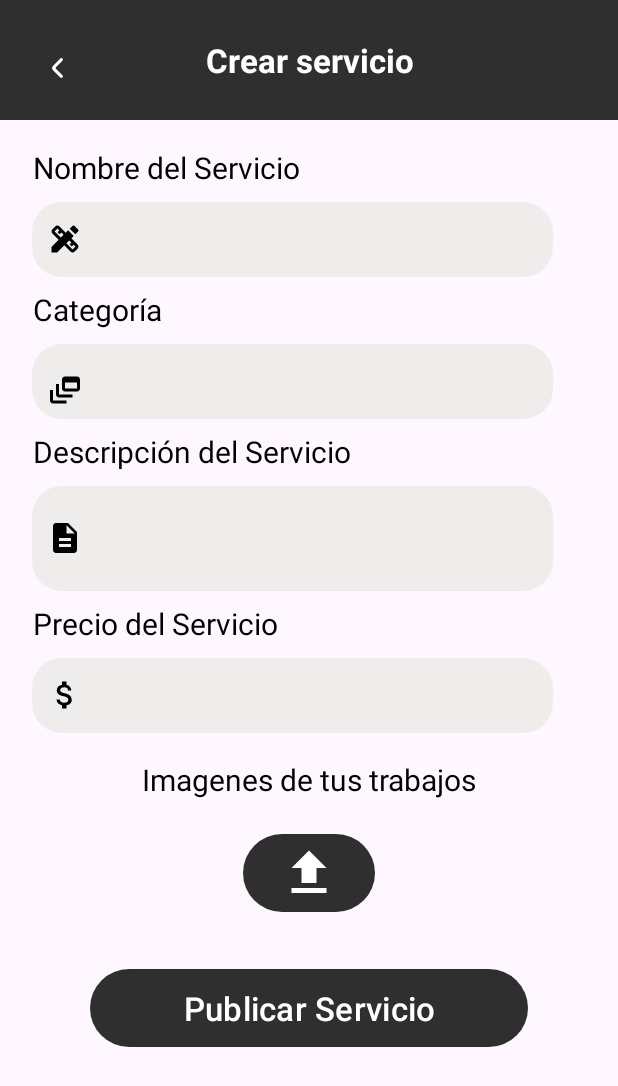
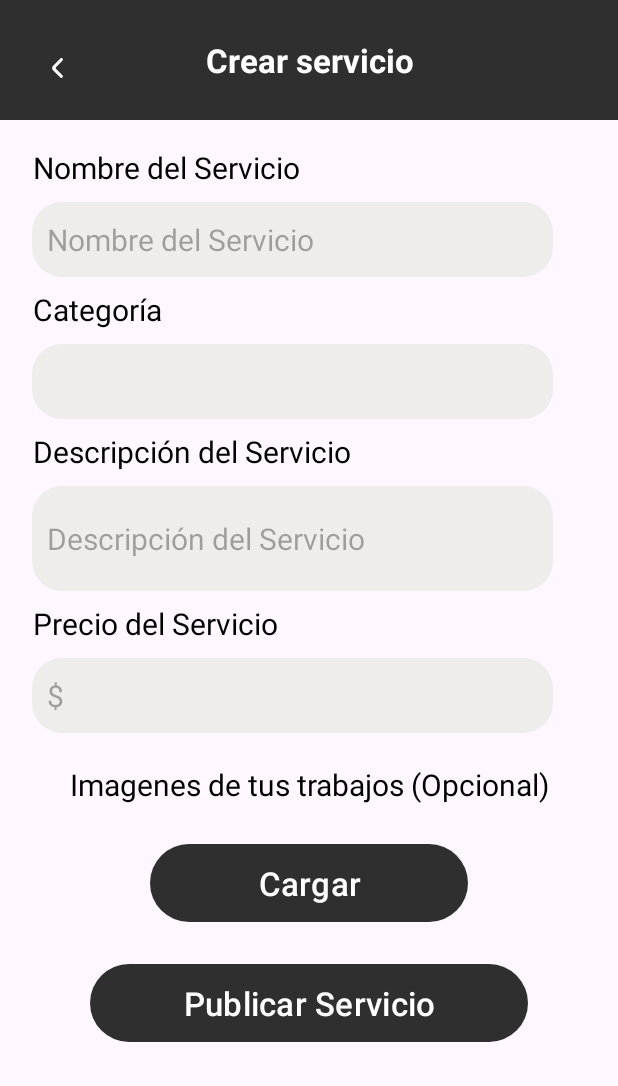
Before and after one commit to Jotafonkas/Proyecto-Fixit-Final, an Android app: the CreateServicesSpecialist screen opened directly, with no data from a screen before it, on a phone screen of 412 x 824 dp. Shown: the top 1086 px of the screen. Run offline under Robolectric (Android 15) with nearby library versions, the phone set to English and light mode, and no system bars; our stand-ins replace Firebase (no records; nobody signed in at launch, a user with empty details on screens opened directly).

Commit message:
Revert "Validaciones en registro, perfil, y en el crear servicios,detalles esteticos"
This reverts commit 4ac1530a9c0f947a43af46fdd909f55894a1ceb6.

```diff
--- a/app/src/main/res/drawable/ic_addimage.xml
+++ /dev/null
@@ -1,5 +0,0 @@
-<vector xmlns:android="http://schemas.android.com/apk/res/android" android:height="24dp" android:tint="#FFFFFF" android:viewportHeight="24" android:viewportWidth="24" android:width="24dp">
-
-    <path android:fillColor="@android:color/white" android:pathData="M19,7v2.99s-1.99,0.01 -2,0L17,7h-3s0.01,-1.99 0,-2h3L17,2h2v3h3v2h-3zM16,11L16,8h-3L13,5L5,5c-1.1,0 -2,0.9 -2,2v12c0,1.1 0.9,2 2,2h12c1.1,0 2,-0.9 2,-2v-8h-3zM5,19l3,-4 2,3 3,-4 4,5L5,19z"/>
-
-</vector>
--- a/app/src/main/res/drawable/ic_category.xml
+++ /dev/null
@@ -1,9 +0,0 @@
-<vector xmlns:android="http://schemas.android.com/apk/res/android" android:height="24dp" android:tint="#000000" android:viewportHeight="24" android:viewportWidth="24" android:width="24dp">
-
-    <path android:fillColor="@android:color/white" android:pathData="M8,8H6v7c0,1.1 0.9,2 2,2h9v-2H8V8z"/>
-
-    <path android:fillColor="@android:color/white" android:pathData="M20,3h-8c-1.1,0 -2,0.9 -2,2v6c0,1.1 0.9,2 2,2h8c1.1,0 2,-0.9 2,-2V5C22,3.9 21.1,3 20,3zM20,11h-8V7h8V11z"/>
-
-    <path android:fillColor="@android:color/white" android:pathData="M4,12H2v7c0,1.1 0.9,2 2,2h9v-2H4V12z"/>
-
-</vector>
--- a/app/src/main/res/drawable/ic_description.xml
+++ /dev/null
@@ -1,5 +0,0 @@
-<vector xmlns:android="http://schemas.android.com/apk/res/android" android:height="24dp" android:tint="#000000" android:viewportHeight="24" android:viewportWidth="24" android:width="24dp">
-
-    <path android:fillColor="@android:color/white" android:pathData="M14,2L6,2c-1.1,0 -1.99,0.9 -1.99,2L4,20c0,1.1 0.89,2 1.99,2L18,22c1.1,0 2,-0.9 2,-2L20,8l-6,-6zM16,18L8,18v-2h8v2zM16,14L8,14v-2h8v2zM13,9L13,3.5L18.5,9L13,9z"/>
-
-</vector>
--- a/app/src/main/res/drawable/ic_nameservice.xml
+++ /dev/null
@@ -1,7 +0,0 @@
-<vector xmlns:android="http://schemas.android.com/apk/res/android" android:height="24dp" android:tint="#000000" android:viewportHeight="24" android:viewportWidth="24" android:width="24dp">
-
-    <path android:fillColor="@android:color/white" android:pathData="M16.24,11.51l1.57,-1.57l-3.75,-3.75l-1.57,1.57L8.35,3.63c-0.78,-0.78 -2.05,-0.78 -2.83,0l-1.9,1.9c-0.78,0.78 -0.78,2.05 0,2.83l4.13,4.13L3,17.25V21h3.75l4.76,-4.76l4.13,4.13c0.95,0.95 2.23,0.6 2.83,0l1.9,-1.9c0.78,-0.78 0.78,-2.05 0,-2.83L16.24,11.51zM9.18,11.07L5.04,6.94l1.89,-1.9c0,0 0,0 0,0l1.27,1.27L7.02,7.5l1.41,1.41l1.19,-1.19l1.45,1.45L9.18,11.07zM17.06,18.96l-4.13,-4.13l1.9,-1.9l1.45,1.45l-1.19,1.19l1.41,1.41l1.19,-1.19l1.27,1.27L17.06,18.96z"/>
-
-    <path android:fillColor="@android:color/white" android:pathData="M20.71,7.04c0.39,-0.39 0.39,-1.02 0,-1.41l-2.34,-2.34c-0.47,-0.47 -1.12,-0.29 -1.41,0l-1.83,1.83l3.75,3.75L20.71,7.04z"/>
-
-</vector>
--- a/app/src/main/res/drawable/ic_precio.xml
+++ /dev/null
@@ -1,5 +0,0 @@
-<vector xmlns:android="http://schemas.android.com/apk/res/android" android:height="24dp" android:tint="#000000" android:viewportHeight="24" android:viewportWidth="24" android:width="24dp">
-
-    <path android:fillColor="@android:color/white" android:pathData="M11.8,10.9c-2.27,-0.59 -3,-1.2 -3,-2.15 0,-1.09 1.01,-1.85 2.7,-1.85 1.78,0 2.44,0.85 2.5,2.1h2.21c-0.07,-1.72 -1.12,-3.3 -3.21,-3.81V3h-3v2.16c-1.94,0.42 -3.5,1.68 -3.5,3.61 0,2.31 1.91,3.46 4.7,4.13 2.5,0.6 3,1.48 3,2.41 0,0.69 -0.49,1.79 -2.7,1.79 -2.06,0 -2.87,-0.92 -2.98,-2.1h-2.2c0.12,2.19 1.76,3.42 3.68,3.83V21h3v-2.15c1.95,-0.37 3.5,-1.5 3.5,-3.55 0,-2.84 -2.43,-3.81 -4.7,-4.4z"/>
-
-</vector>
--- a/app/src/main/res/drawable/ic_upload.xml
+++ /dev/null
@@ -1,5 +0,0 @@
-<vector xmlns:android="http://schemas.android.com/apk/res/android" android:height="40dp" android:tint="#FFFFFF" android:viewportHeight="24" android:viewportWidth="24" android:width="40dp">
-
-    <path android:fillColor="@color/black" android:pathData="M9,16h6v-6h4l-7,-7 -7,7h4zM5,18h14v2L5,20z"/>
-
-</vector>
--- a/app/src/main/res/layout/crear_servicio_especialista.xml
+++ b/app/src/main/res/layout/crear_servicio_especialista.xml
@@ -56,10 +56,9 @@
         android:layout_gravity="top|left"
         android:background="@drawable/drawable_shape_2"
         android:inputType="text"
-        android:drawableStart="@drawable/ic_nameservice"
         android:textSize="20sp"
-        android:drawablePadding="10dp"
         android:paddingStart="10dp"
+        android:hint="@string/nombre_del_servicio"
         android:layout_below="@id/txtNombreServicio"
         tools:ignore="RtlHardcoded,RtlSymmetry" />
 
@@ -75,7 +74,7 @@
         android:includeFontPadding="false"
         android:maxLines="1"
         android:singleLine="true"
-        android:text="@string/categoria_servicio"
+        android:text="Categoría"
         android:textColor="#FF000000"
         android:textSize="20sp"
         android:layout_below="@id/edNombreServicio"
@@ -91,10 +90,8 @@
         android:paddingStart="10dp"
         android:includeFontPadding="true"
         android:paddingTop="12dp"
-        android:drawableStart="@drawable/ic_category"
         android:background="@drawable/drawable_shape_4"
         android:inputType="text"
-        android:drawablePadding="10dp"
         android:textSize="20sp"
         android:layout_below="@id/txtCategoria"
         tools:ignore="RtlHardcoded,RtlSymmetry,TextViewEdits" />
@@ -127,9 +124,8 @@
         android:paddingStart="10dp"
         android:background="@drawable/drawable_shape_4"
         android:inputType="text"
-        android:drawablePadding="10dp"
-        android:drawableStart="@drawable/ic_description"
         android:textSize="20sp"
+        android:hint="@string/descripcion_del_servicio"
         android:layout_below="@id/txtDescripcionServicio"
         tools:ignore="RtlHardcoded" />
 
@@ -160,17 +156,16 @@
         android:layout_gravity="top|left"
         android:background="@drawable/drawable_shape_3"
         android:inputType="text"
-        android:drawablePadding="10dp"
         android:layout_below="@id/txtPrecio"
         tools:ignore="RtlHardcoded"
         android:textSize="20sp"
         android:paddingStart="10dp"
-        android:drawableStart="@drawable/ic_precio" />
+        android:hint="$" />
 
     <TextView
         android:id="@+id/txtCargarImagenes"
         android:layout_width="match_parent"
-        android:layout_height="wrap_content"
+        android:layout_height="30dp"
         android:layout_marginTop="20dp"
         android:includeFontPadding="false"
         android:text="@string/imagenes_de_tus_trabajos_opcional"
@@ -182,16 +177,14 @@
 
     <Button
         android:id="@+id/btnCargarImagenes"
-        android:layout_width="wrap_content"
-        android:layout_height="wrap_content"
+        android:layout_width="match_parent"
+        android:layout_height="60dp"
         android:layout_below="@+id/txtCargarImagenes"
         android:layout_marginTop="20dp"
-        android:layout_gravity="center"
-        android:paddingStart="10dp"
-        android:drawableEnd="@drawable/ic_upload"
+        android:layout_marginStart="100dp"
+        android:layout_marginEnd="100dp"
         android:textSize="22sp"
-        android:layout_centerHorizontal="true"
-        />
+        android:text="@string/btn_cargar_imgservicio_especialista" />
 
     <Button
         android:layout_below="@id/btnCargarImagenes"
@@ -200,7 +193,7 @@
         android:layout_height="60dp"
         android:layout_marginStart="60dp"
         android:layout_marginEnd="60dp"
-        android:layout_marginTop="30dp"
+        android:layout_marginTop="20dp"
         android:textSize="22sp"
         android:text="@string/btn_publicar_servicio"
         android:textColor="@color/white"
--- a/app/src/main/res/values/strings.xml
+++ b/app/src/main/res/values/strings.xml
@@ -54,7 +54,7 @@
     <!-- Strings Perfil Especialista -->
     <string name="titulo_perfil">Mi Perfil</string>
     <string name="edit_profile_pic">Foto de Perfil</string>
-    <string name="btn_cargarfoto_perfil">Foto</string>
+    <string name="btn_cargarfoto_perfil">Cargar</string>
     <string name="btn_eliminarfoto_perfil">Eliminar</string>
     <string name="nombre_y_apellido">Nombre y Apellido</string>
     <string name="rut">Rut</string>
@@ -67,12 +67,11 @@
     <!-- Strings Crear Servicio Especialista -->
     <string name="crear_servicio">Crear servicio</string>
     <string name="nombre_del_servicio">Nombre del Servicio</string>
-    <string name="categoria_servicio">Categoría</string>
     <string name="descripcion_del_servicio">Descripción del Servicio</string>
     <string name="precio_del_servicio">Precio del Servicio</string>
     <string name="btn_cargar_imgservicio_especialista">Cargar</string>
     <string name="btn_publicar_servicio">Publicar Servicio</string>
-    <string name="imagenes_de_tus_trabajos_opcional">Imagenes de tus trabajos</string>
+    <string name="imagenes_de_tus_trabajos_opcional">Imagenes de tus trabajos (Opcional)</string>
 
     <!-- Strings Categorias Especialista -->
     <string name="titulo_categorias">Categorías de servicios</string>
```
Also changed, not shown: app/src/main/AndroidManifest.xml (+0 -9 lines), app/src/main/java/com/example/proyecto_fixit_final/Specialist/CreateServicesSpecialist.kt (+2 -46 lines), app/src/main/java/com/example/proyecto_fixit_final/Specialist/ProfileSpecialist.kt (+17 -79 lines), app/src/main/java/com/example/proyecto_fixit_final/Specialist/RegisterSpecialist.kt (+9 -30 lines), app/src/main/res/layout/fragment_menu.xml (+12 -0 lines), app/src/main/res/layout/perfil_especialista.xml (+28 -102 lines), app/src/main/res/layout/registro_especialista.xml (+13 -12 lines).
